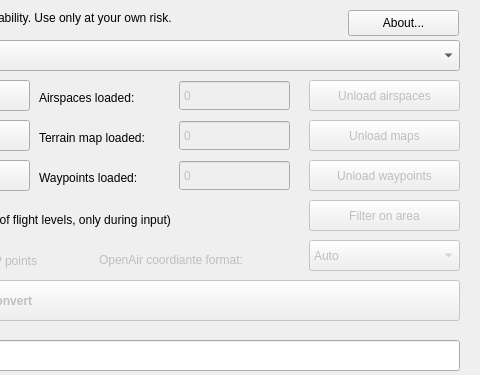
The window that QtGUI/MainWindow.ui (alus-it/AirspaceConverter) describes before a commit, drawn with Qt 5; both pictures show x 461 to 941 and y 0 to 375 of the 941 by 631 pixel window.
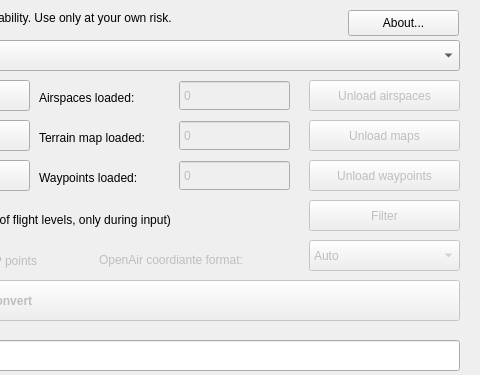
The same window after the commit. Icons and pictures are not drawn.

Commit message: #152: Introducing altitude limits in Qt dialog

```diff
--- a/QtGUI/MainWindow.ui
+++ b/QtGUI/MainWindow.ui
@@ -705,7 +705,7 @@
      <locale language="English" country="UnitedStates"/>
     </property>
     <property name="text">
-     <string>Filter on area</string>
+     <string>Filter</string>
     </property>
    </widget>
    <widget class="QCheckBox" name="onlyPointsCheckBox">
```
Left out of the diff: 3 changed lines with no effect on the pictures. The commit also changes 5 other files.
